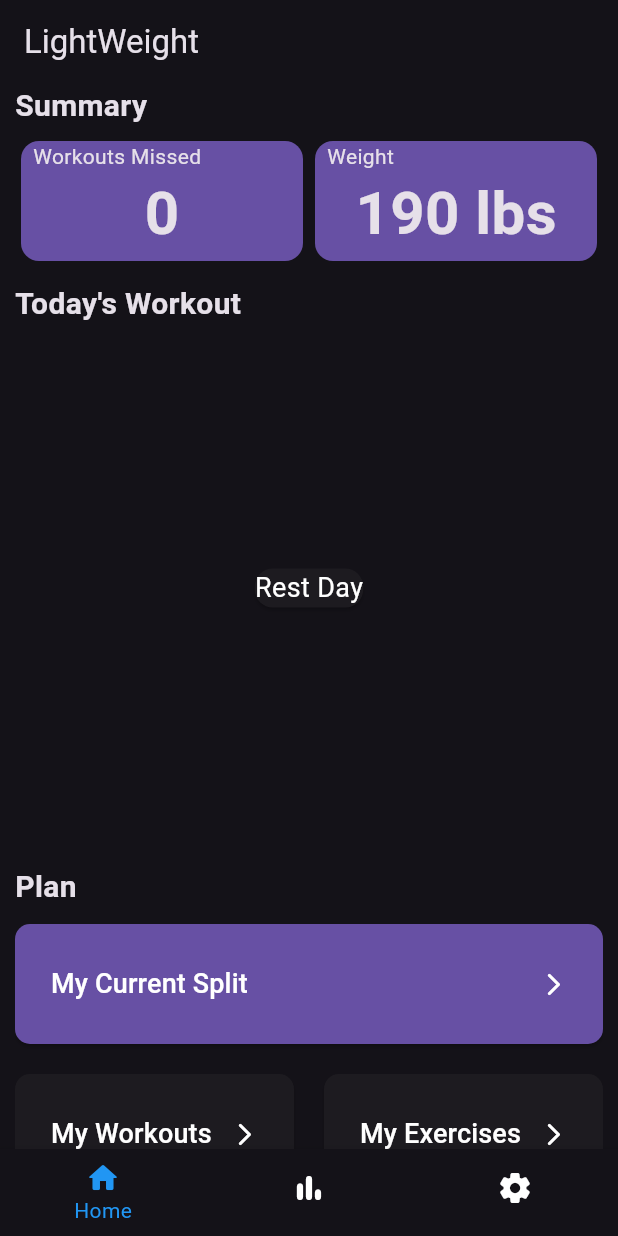
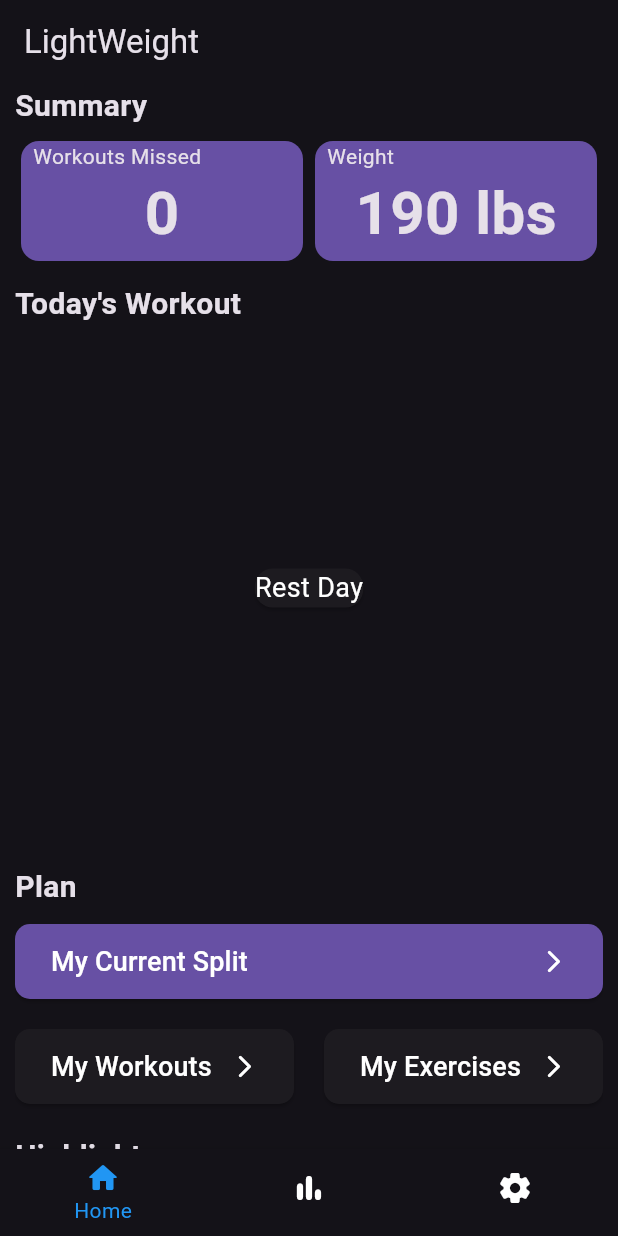
Before and after one commit to BrandonGatewood/LightWeight, a Flutter app: the screen it shows after launch, on a phone screen of 412 x 824 dp. Run offline on Flutter 3.47's test engine with Material 3 defaults, Android fonts, the phone set to English and light mode, and no system bars; our stand-ins replace fl_chart, sqflite; accounts and stored records are empty.

Commit message:
Changed button size

```diff
--- a/lightweight_app/lib/bottom_navbar/home_page_widgets/plan_widget.dart
+++ b/lightweight_app/lib/bottom_navbar/home_page_widgets/plan_widget.dart
@@ -55,7 +55,7 @@ class Plan extends StatelessWidget {
 
   SizedBox currentSplitButtonSizedBox() {
     return SizedBox(
-      height: 80,
+      height: 50,
       child: Row(
         children: <Widget>[
           Text(
@@ -107,7 +107,7 @@ class Plan extends StatelessWidget {
 
   SizedBox minibuttonSizedBox(BuildContext context, String title) {
     return SizedBox(
-      height: 80,
+      height: 50,
       child: Row(
         children: <Widget>[
           Text(title,
```
